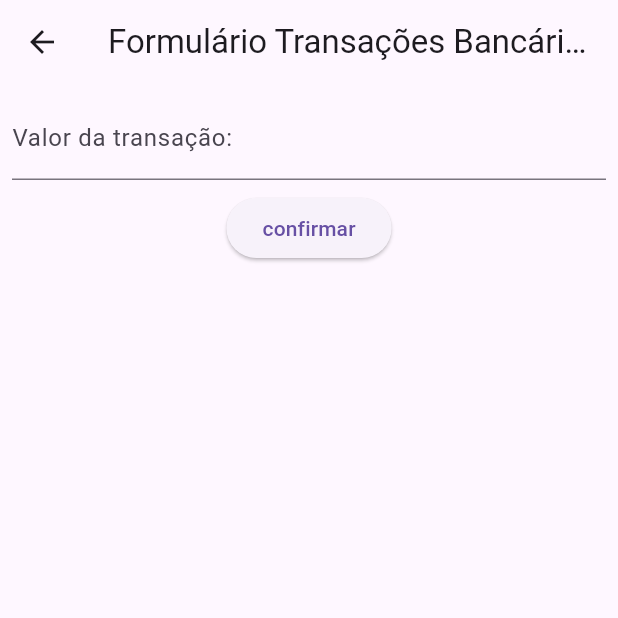
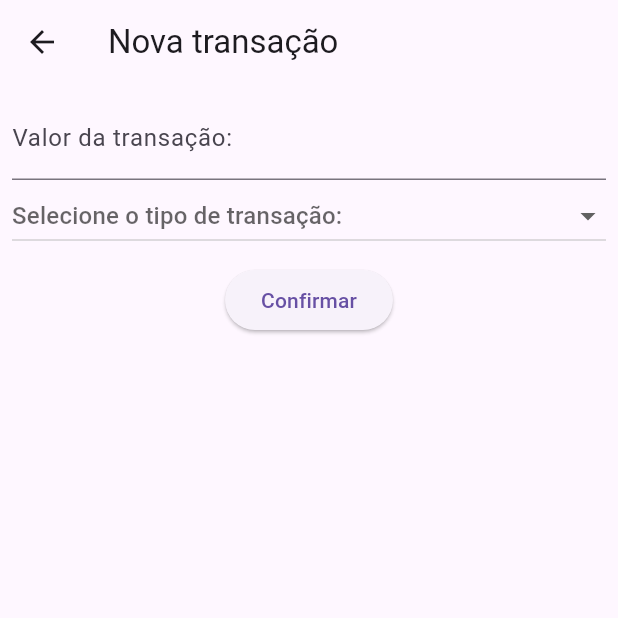
Before and after one commit to cassiab13/app_conta_bancaria, a Flutter app: the TransacaoForm screen opened directly, on a phone screen of 412 x 824 dp, the top half of it. Run offline on Flutter 3.47's test engine with Material 3 defaults, Android fonts, the phone set to English and light mode, and no system bars.

Commit message:
update and delete transacao

```diff
--- a/lib/models/transacao.dart
+++ b/lib/models/transacao.dart
@@ -1,8 +1,8 @@
 import 'package:appcontabancaria/models/enums/tipo_transacao.dart';
 
 class Transacao {
-  final TipoTransacao tipo;
-  final double valor;
+  TipoTransacao tipo;
+  double valor;
 
   Transacao(this.tipo, this.valor);
 
--- a/lib/screens/transacao_form.dart
+++ b/lib/screens/transacao_form.dart
@@ -3,20 +3,38 @@ import 'package:appcontabancaria/models/transacao.dart';
 import 'package:flutter/material.dart';
 
 class TransacaoForm extends StatefulWidget {
+  final Transacao? transacao;
   final TextEditingController _ctrValor = TextEditingController();
-  final TextEditingController _ctrTipo = TextEditingController();
 
-  TransacaoForm({super.key});
+  TransacaoForm({
+    super.key,
+    this.transacao,
+  });
 
   @override
   State<StatefulWidget> createState() => _TransacaoFormState();
 }
 
 class _TransacaoFormState extends State<TransacaoForm> {
+  TipoTransacao? _selectedTipoTransacao;
+
+  @override
+  void initState() {
+    super.initState();
+    if (widget.transacao != null) {
+      widget._ctrValor.text = widget.transacao!.valor.toString();
+      _selectedTipoTransacao = widget.transacao!.tipo;
+    }
+  }
+
   @override
   Widget build(BuildContext context) {
     return Scaffold(
-      appBar: AppBar(title: const Text('Formulário Transações Bancárias')),
+      appBar: AppBar(
+        title: Text(widget.transacao == null
+            ? 'Nova transação'
+            : 'Editar transação'),
+      ),
       body: SingleChildScrollView(
         child: Column(
           children: [
@@ -26,16 +44,37 @@ class _TransacaoFormState extends State<TransacaoForm> {
                 children: [
                   TextField(
                     controller: widget._ctrValor,
-                      decoration: const InputDecoration(
-                          labelText: "Valor da transação:"),
-                    )
+                    decoration: const InputDecoration(labelText: "Valor da transação:"),
+                  ),
+                  DropdownButton<TipoTransacao>(
+                    isExpanded: true,
+                    value: _selectedTipoTransacao,
+                    hint: const Text("Selecione o tipo de transação:"),
+                    onChanged: (TipoTransacao? newValue){
+                      setState(() {
+                        _selectedTipoTransacao = newValue;
+                      });
+                    },
+                    items: TipoTransacao.values.map((TipoTransacao tipo) {
+                        return DropdownMenuItem<TipoTransacao>(
+                          value: tipo,
+                          child: Text(tipo.name)
+                        );
+                      }).toList(),
+                    ),
                 ],
-                )),
+              ),
+            ),
             ElevatedButton(
               onPressed: () {
+                if (widget.transacao == null) {
                   _criarTransacao(context);
+                } else {
+                  _editarTransacao();
+                }
               },
-                child: const Text("confirmar"))
+              child: const Text("Confirmar"),
+            )
           ],
         ),
       ),
@@ -45,9 +84,23 @@ class _TransacaoFormState extends State<TransacaoForm> {
   void _criarTransacao(BuildContext context) {
     final double? valorTransacao = double.tryParse(widget._ctrValor.text);
 
-    if (valorTransacao != null) {
-      final transacao = Transacao(TipoTransacao.credito, valorTransacao);
+    if (valorTransacao != null && _selectedTipoTransacao != null) {
+      final transacao = Transacao(
+        _selectedTipoTransacao!,
+        valorTransacao);
       Navigator.pop(context, transacao);
     }
   }
+
+  void _editarTransacao() {
+    final double? valorTransacao = double.tryParse(widget._ctrValor.text);
+
+    if (valorTransacao != null && widget.transacao != null) {
+      setState(() {
+        widget.transacao!.valor = valorTransacao;
+        widget.transacao!.tipo = _selectedTipoTransacao!;
+      });
+      Navigator.pop(context, widget.transacao);
     }
+  }
+}
```
Also changed, not shown: lib/screens/transacoes.dart (+33 -5 lines). Lines whose indentation alone changed are shown as unchanged.
